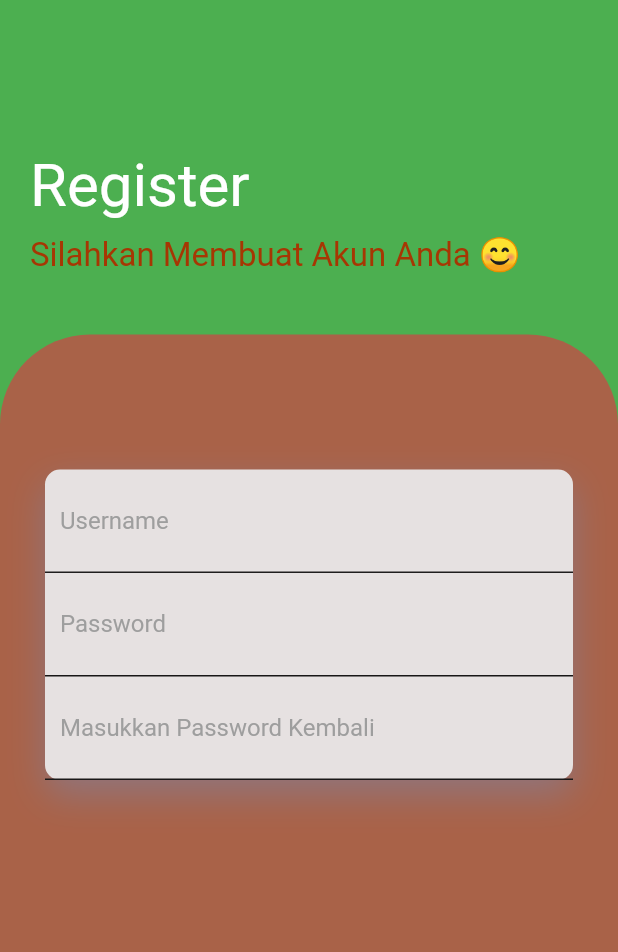
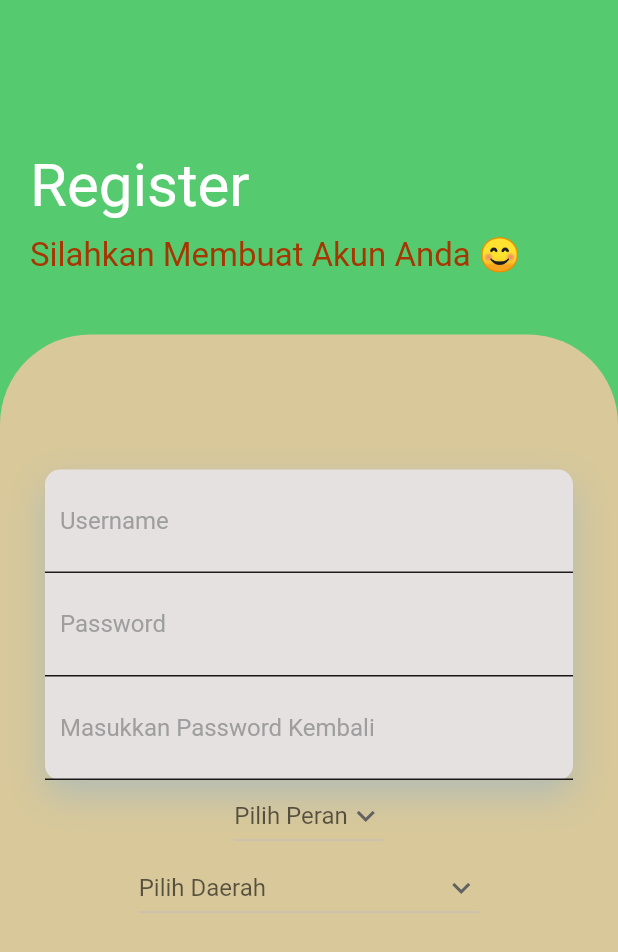
Before and after one commit to agritara/AgritaraFlutter, a Flutter app: the RegisterPage screen opened by its route, on a phone screen of 412 x 824 dp. Shown: the top 952 px of the screen. Run offline on Flutter 3.47's test engine with Material 2 defaults, Android fonts, the light colour scheme and no system bars; missing offline and left inert: pbp_django_auth.

Commit message:
Perubahan register login

```diff
--- a/agritara/lib/main.dart
+++ b/agritara/lib/main.dart
@@ -2,8 +2,7 @@
 import 'package:flutter/material.dart';
 
 import 'package:provider/provider.dart';
-import 'package:agritara/other/cookie_request.dart';
-
+import 'package:pbp_django_auth/pbp_django_auth.dart';
 import 'package:agritara/starting_page/homepage.dart';
 import 'package:agritara/starting_page/login.dart';
 import 'package:agritara/starting_page/register.dart';
@@ -39,7 +38,7 @@ class MyApp extends StatelessWidget {
           title: 'AGRITARA',
           theme:
               ThemeData(primarySwatch: MaterialColor(0xFFFEA150, colorTheme)),
-          home: HomePage(),
+          home: LoginPage(),
           onGenerateRoute: (RouteSettings settings) {
             switch (settings.name) {
               case HomePage.routeName:
--- a/agritara/lib/starting_page/homepage.dart
+++ b/agritara/lib/starting_page/homepage.dart
@@ -7,8 +7,8 @@ class HomePage extends StatelessWidget {
   static const routeName = '/home';
 
   // Color themes
-  static const blackColorTheme = Color(0xFF24262A);
-  static const orangeColorTheme = Color(0xFFFEA150);
+  static const greenColorTheme = Color.fromARGB(255, 47, 166, 34);
+  static const orangeColorTheme = Color.fromARGB(255, 214, 134, 64);
 
   @override
   Widget build(BuildContext context) {
--- a/agritara/lib/starting_page/register.dart
+++ b/agritara/lib/starting_page/register.dart
@@ -1,7 +1,7 @@
 import 'package:agritara/starting_page/login.dart';
 import 'package:flutter/material.dart';
 import 'package:provider/provider.dart';
-import 'package:agritara/other/cookie_request.dart';
+import 'package:pbp_django_auth/pbp_django_auth.dart';
 
 class RegisterPage extends StatefulWidget {
   const RegisterPage({Key? key}) : super(key: key);
@@ -14,6 +14,47 @@ class RegisterPage extends StatefulWidget {
 class _RegisterPageState extends State<RegisterPage> {
   final _registerFormKey = GlobalKey<FormState>();
   bool isPasswordVisible = false;
+  String? _pilihPeran;
+  String? _pilihDaerah;
+  List<String> list_pilihPeran = ["Pemda", "Petani"];
+  List<String> list_pilihDaerah = [
+    "Aceh",
+    "Sumatra Utara",
+    "Sumatra Barat",
+    "Riau",
+    "Kepulauan Seribu",
+    "Jambi",
+    "Bengkulu",
+    "Sumatra Selatan",
+    "Kepulauan Bangka Belitung",
+    "Lampung",
+    "Banten",
+    "DKI Jakarta",
+    "Jawa Barat",
+    "Jawa Tengah",
+    "Daerah Istimewa Yogyakarta",
+    "Jawa Timur",
+    "Bali",
+    "Nusa Tenggara Barat",
+    "Nusa Tenggara Timur",
+    "Kalimantan Barat",
+    "Kalimantan Tengah",
+    "Kalimantan Selatan",
+    "Kalimantan Timur",
+    "Kalimantan Utara",
+    "Sulawesi Barat",
+    "Sulawesi Selatan",
+    "Sulawesi Tenggara",
+    "Sulawesi Tengah",
+    "Gorontalo",
+    "Sulawesi Utara",
+    "Maluku Utara",
+    "Maluku",
+    "Papua",
+    "Papua Tengah",
+    "Papua Pegunungan",
+    "Papua Selatan"
+  ];
   void togglePasswordView() {
     setState(() {
       isPasswordVisible = !isPasswordVisible;
@@ -23,6 +64,8 @@ class _RegisterPageState extends State<RegisterPage> {
   String username = "";
   String password1 = "";
   String password2 = "";
+  String peran = "";
+  String daerah = "";
   @override
   Widget build(BuildContext context) {
     final request = context.watch<CookieRequest>();
@@ -31,9 +74,9 @@ class _RegisterPageState extends State<RegisterPage> {
         width: double.infinity,
         decoration: BoxDecoration(
             gradient: LinearGradient(begin: Alignment.topCenter, colors: [
-          Colors.green,
-          Colors.green,
-          Colors.green,
+          Color.fromARGB(255, 86, 202, 111),
+          Color.fromARGB(255, 86, 202, 111),
+          Color.fromARGB(255, 86, 202, 111),
         ])),
         child: Column(
           crossAxisAlignment: CrossAxisAlignment.start,
@@ -65,7 +108,7 @@ class _RegisterPageState extends State<RegisterPage> {
             Expanded(
               child: Container(
                 decoration: BoxDecoration(
-                    color: Color.fromARGB(255, 169, 98, 72),
+                    color:  Color.fromARGB(255, 216, 200, 154),
                     borderRadius: BorderRadius.only(
                         topLeft: Radius.circular(60),
                         topRight: Radius.circular(60))),
@@ -188,6 +231,38 @@ class _RegisterPageState extends State<RegisterPage> {
                             ],
                           ),
                         ),
+                        DropdownButton(
+                          value: _pilihPeran,
+                          hint: const Text("Pilih Peran"),
+                          icon: const Icon(Icons.keyboard_arrow_down),
+                          items: list_pilihPeran.map((String items) {
+                            return DropdownMenuItem(
+                              value: items,
+                              child: Text(items),
+                            );
+                          }).toList(),
+                          onChanged: (String? newValue) {
+                            setState(() {
+                              _pilihPeran = newValue!;
+                            });
+                          },
+                        ),
+                        DropdownButton(
+                          value: _pilihDaerah,
+                          hint: const Text("Pilih Daerah"),
+                          icon: const Icon(Icons.keyboard_arrow_down),
+                          items: list_pilihDaerah.map((String items) {
+                            return DropdownMenuItem(
+                              value: items,
+                              child: Text(items),
+                            );
+                          }).toList(),
+                          onChanged: (String? newValue) {
+                            setState(() {
+                              _pilihDaerah = newValue!;
+                            });
+                          },
+                        ),
                         Container(
                           height: 10,
                         ),
@@ -201,24 +276,26 @@ class _RegisterPageState extends State<RegisterPage> {
                                 child: TextButton(
                               child: Text("Buat Akun"),
                               onPressed: (() async {
-                                final response = await request.login(
+                                final response = await request.post(
                                     "https://agritara.pythonanywhere.com/registerLogin/register_flutter/",
                                     {
                                       'username': username,
                                       'password1': password1,
                                       'password2': password2,
+                                      'peran': peran,
+                                      'daerah': daerah,
                                     });
                                 if (response['status'] == 'success') {
                                   ScaffoldMessenger.of(context)
                                       .showSnackBar(const SnackBar(
                                     content: Text(
-                                        "Selamat! Akun telah berhasil dibuat"),
+                                        "Akun anda telah berhasil dibuat"),
                                   ));
                                 } else {
                                   ScaffoldMessenger.of(context)
                                       .showSnackBar(const SnackBar(
                                     content: Text(
-                                        "Akun belum terbuat, lengkapi data untuk membuat akun!"),
+                                        "Akun anda belum berhasil terbuat, silahkan isi data kembali secara lengkap!"),
                                   ));
                                 }
                               }),
--- a/agritara/lib/widgets/drawer.dart
+++ b/agritara/lib/widgets/drawer.dart
@@ -5,8 +5,7 @@ import 'package:agritara/starting_page/homepage.dart';
 import 'package:agritara/starting_page/login.dart';
 
 import 'package:provider/provider.dart';
-import 'package:agritara/other/cookie_request.dart';
-
+import 'package:pbp_django_auth/pbp_django_auth.dart';
 
 class AppDrawer extends StatelessWidget {
   const AppDrawer({super.key});
--- a/agritara/pubspec.yaml
+++ b/agritara/pubspec.yaml
@@ -62,9 +62,8 @@ flutter:
   uses-material-design: true
 
   # To add assets to your application, add an assets section, like this:
-  # assets:
-  #   - images/a_dot_burr.jpeg
-  #   - images/a_dot_ham.jpeg
+  assets:
+    - assets/agritara-nav-logo.png
 
   # An image asset can refer to one or more resolution-specific "variants", see
   # https://flutter.dev/assets-and-images/#resolution-aware
```
Also changed, not shown: agritara/lib/other/cookie_request.dart (deleted, +0 -157 lines), agritara/lib/starting_page/login.dart (+15 -14 lines), agritara/assets/agritara-nav-logo.png (added).
